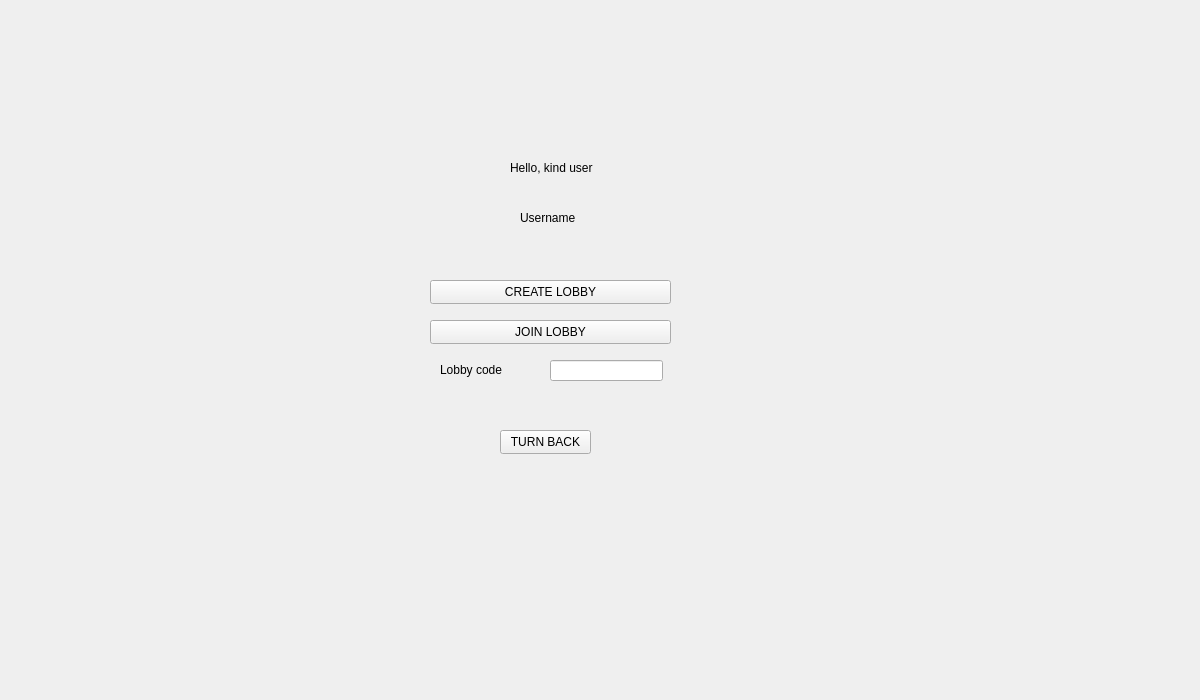
Above: Client/Client/Client/LobbyPage.ui from ElenaLaura366/ProjectModernCpp before the change. Below: the same form after it.
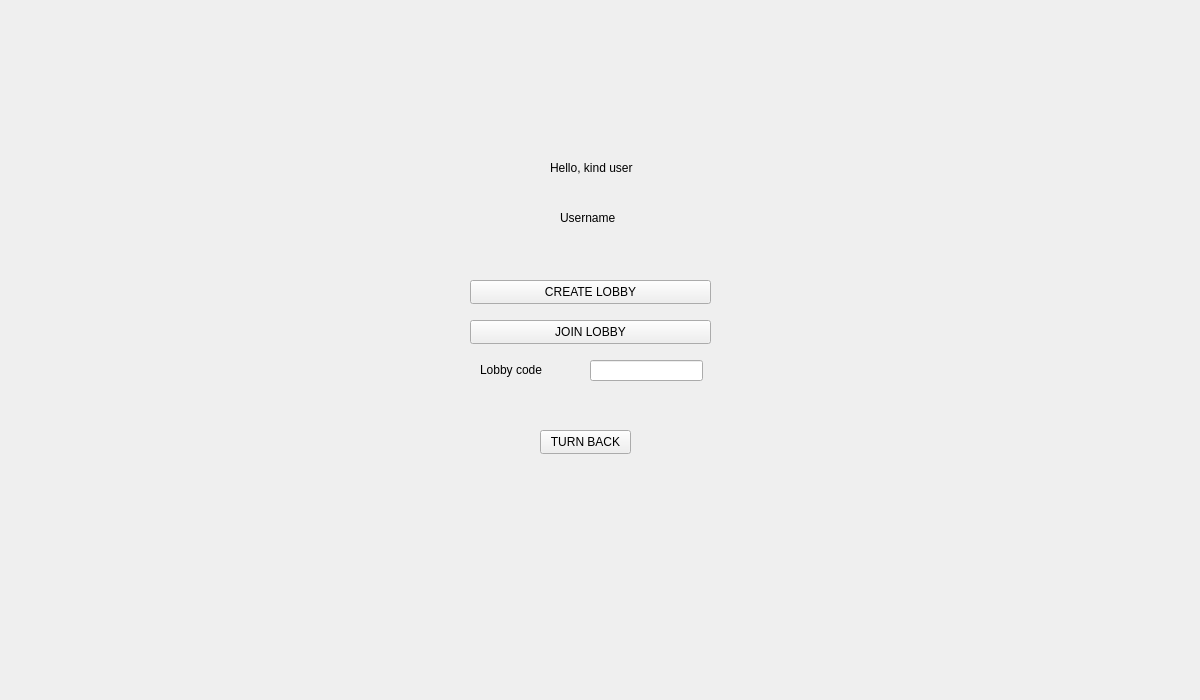
That is the form after the change.

Commit message: added table with playerName and Score to GamePage

What changed in the file:
```diff
--- a/Client/Client/Client/LobbyPage.ui
+++ b/Client/Client/Client/LobbyPage.ui
@@ -16,7 +16,7 @@
   <widget class="QLineEdit" name="lobbyCode">
    <property name="geometry">
     <rect>
-     <x>550</x>
+     <x>590</x>
      <y>360</y>
      <width>113</width>
      <height>21</height>
@@ -26,7 +26,7 @@
   <widget class="QPushButton" name="createLobbyBtn">
    <property name="geometry">
     <rect>
-     <x>430</x>
+     <x>470</x>
      <y>280</y>
      <width>241</width>
      <height>24</height>
@@ -39,7 +39,7 @@
   <widget class="QPushButton" name="joinLobbyBtn">
    <property name="geometry">
     <rect>
-     <x>430</x>
+     <x>470</x>
      <y>320</y>
      <width>241</width>
      <height>24</height>
@@ -52,7 +52,7 @@
   <widget class="QLabel" name="labelLobbyCode">
    <property name="geometry">
     <rect>
-     <x>440</x>
+     <x>480</x>
      <y>360</y>
      <width>91</width>
      <height>20</height>
@@ -65,7 +65,7 @@
   <widget class="QLabel" name="label_2">
    <property name="geometry">
     <rect>
-     <x>510</x>
+     <x>550</x>
      <y>160</y>
      <width>151</width>
      <height>16</height>
@@ -78,7 +78,7 @@
   <widget class="QLabel" name="label_3">
    <property name="geometry">
     <rect>
-     <x>520</x>
+     <x>560</x>
      <y>210</y>
      <width>91</width>
      <height>16</height>
@@ -91,7 +91,7 @@
   <widget class="QPushButton" name="logoutBtn">
    <property name="geometry">
     <rect>
-     <x>500</x>
+     <x>540</x>
      <y>430</y>
      <width>91</width>
      <height>24</height>
```
The commit also changes 4 other files.
